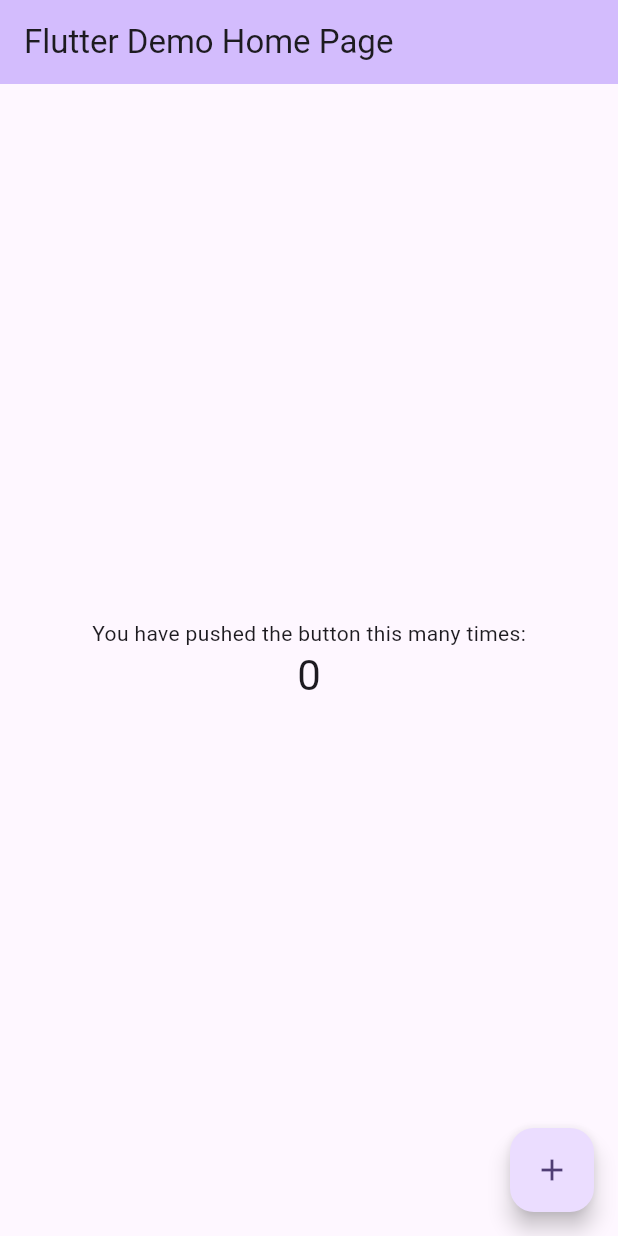
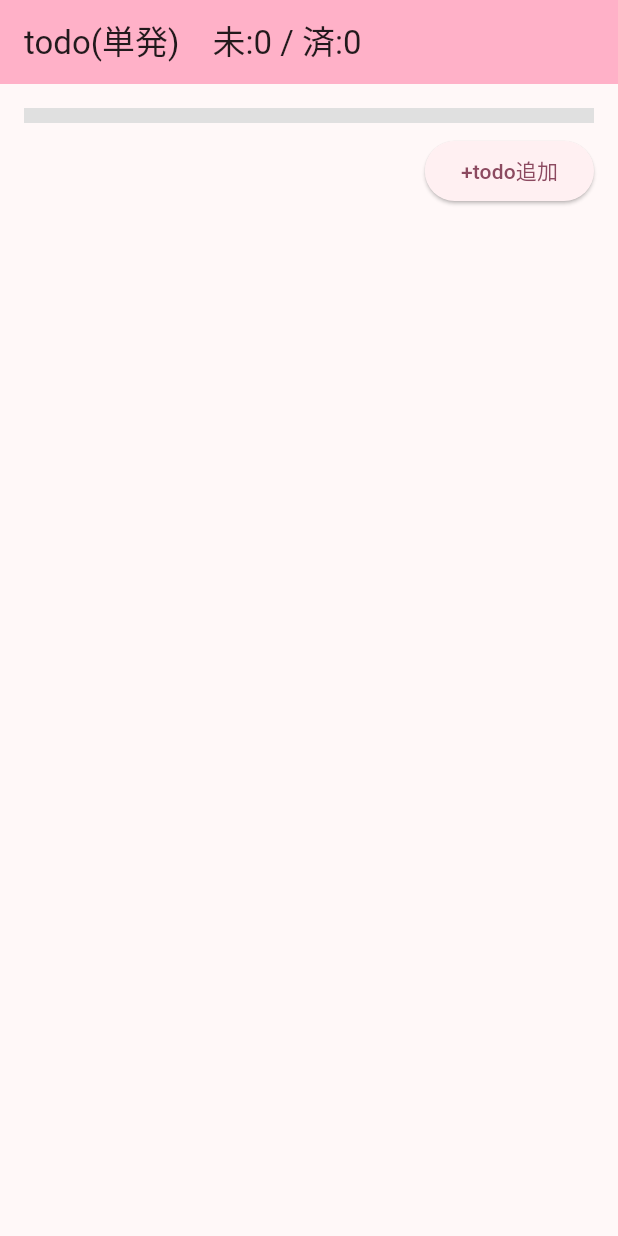
Before and after one commit to nicest414/todolist, a Flutter app: the screen it shows after launch, on a phone screen of 412 x 824 dp. Run offline on Flutter 3.47's test engine with Material 3 defaults, Android fonts, the phone set to English and light mode, and no system bars.

Commit message:
todo_single

```diff
--- a/lib/main.dart
+++ b/lib/main.dart
@@ -7,46 +7,20 @@
 class MyApp extends StatelessWidget {
   const MyApp({super.key});
 
-  // This widget is the root of your application.
   @override
   Widget build(BuildContext context) {
     return MaterialApp(
-      title: 'Flutter Demo',
+      title: 'Todo List',
       theme: ThemeData(
-        // This is the theme of your application.
-        //
-        // TRY THIS: Try running your application with "flutter run". You'll see
-        // the application has a purple toolbar. Then, without quitting the app,
-        // try changing the seedColor in the colorScheme below to Colors.green
-        // and then invoke "hot reload" (save your changes or press the "hot
-        // reload" button in a Flutter-supported IDE, or press "r" if you used
-        // the command line to start the app).
-        //
-        // Notice that the counter didn't reset back to zero; the application
-        // state is not lost during the reload. To reset the state, use hot
-        // restart instead.
-        //
-        // This works for code too, not just values: Most code changes can be
-        // tested with just a hot reload.
-        colorScheme: ColorScheme.fromSeed(seedColor: Colors.deepPurple),
+        colorScheme: ColorScheme.fromSeed(seedColor: Colors.black),
       ),
-      home: const MyHomePage(title: 'Flutter Demo Home Page'),
+      home: const MyHomePage(title: 'todo(単発)'),
     );
   }
 }
 
 class MyHomePage extends StatefulWidget {
   const MyHomePage({super.key, required this.title});
-
-  // This widget is the home page of your application. It is stateful, meaning
-  // that it has a State object (defined below) that contains fields that affect
-  // how it looks.
-
-  // This class is the configuration for the state. It holds the values (in this
-  // case the title) provided by the parent (in this case the App widget) and
-  // used by the build method of the State. Fields in a Widget subclass are
-  // always marked "final".
-
   final String title;
 
   @override
@@ -54,69 +28,144 @@
 }
 
 class _MyHomePageState extends State<MyHomePage> {
-  int _counter = 0;
+  // タスクをMapで管理（titleとisDone）
+  final List<Map<String, dynamic>> _todos = [];
+  final TextEditingController _controller = TextEditingController();
 
-  void _incrementCounter() {
+  // タスク追加
+  void _addTodo(String title) {
     setState(() {
-      // This call to setState tells the Flutter framework that something has
-      // changed in this State, which causes it to rerun the build method below
-      // so that the display can reflect the updated values. If we changed
-      // _counter without calling setState(), then the build method would not be
-      // called again, and so nothing would appear to happen.
-      _counter++;
+      _todos.add({'title': title, 'isDone': false});
+    });
+  }
+
+  void _removeTodo(int index) {
+    setState(() {
+      _todos.removeAt(index);
+    });
+  }
+
+  void _toggleDone(int index) {
+    setState(() {
+      _todos[index]['isDone'] = !_todos[index]['isDone'];
     });
   }
 
   @override
   Widget build(BuildContext context) {
-    // This method is rerun every time setState is called, for instance as done
-    // by the _incrementCounter method above.
-    //
-    // The Flutter framework has been optimized to make rerunning build methods
-    // fast, so that you can just rebuild anything that needs updating rather
-    // than having to individually change instances of widgets.
+    // チェック済みタスク数を計算
+    int doneCount = _todos.where((todo) => todo['isDone'] == true).length;
+    int totalCount = _todos.length;
+    int notDoneCount = totalCount - doneCount;
+
     return Scaffold(
       appBar: AppBar(
-        // TRY THIS: Try changing the color here to a specific color (to
-        // Colors.amber, perhaps?) and trigger a hot reload to see the AppBar
-        // change color while the other colors stay the same.
         backgroundColor: Theme.of(context).colorScheme.inversePrimary,
-        // Here we take the value from the MyHomePage object that was created by
-        // the App.build method, and use it to set our appbar title.
-        title: Text(widget.title),
+        // タイトルに未/済を表示
+        title: Text('todo(単発)　未:$notDoneCount / 済:$doneCount'),
       ),
-      body: Center(
-        // Center is a layout widget. It takes a single child and positions it
-        // in the middle of the parent.
+      body: Padding(
+        padding: const EdgeInsets.all(16.0),
         child: Column(
-          // Column is also a layout widget. It takes a list of children and
-          // arranges them vertically. By default, it sizes itself to fit its
-          // children horizontally, and tries to be as tall as its parent.
-          //
-          // Column has various properties to control how it sizes itself and
-          // how it positions its children. Here we use mainAxisAlignment to
-          // center the children vertically; the main axis here is the vertical
-          // axis because Columns are vertical (the cross axis would be
-          // horizontal).
-          //
-          // TRY THIS: Invoke "debug painting" (choose the "Toggle Debug Paint"
-          // action in the IDE, or press "p" in the console), to see the
-          // wireframe for each widget.
-          mainAxisAlignment: MainAxisAlignment.center,
-          children: <Widget>[
-            const Text('You have pushed the button this many times:'),
-            Text(
-              '$_counter',
-              style: Theme.of(context).textTheme.headlineMedium,
+          children: [
+            // プログレスバーを追加
+            LinearProgressIndicator(
+              value: totalCount == 0 ? 0 : doneCount / totalCount,
+              minHeight: 10,
+              backgroundColor: Colors.grey[300],
+              valueColor: const AlwaysStoppedAnimation<Color>(Colors.deepPurple),
+            ),
+            const SizedBox(height: 8),
+            Align(
+              alignment: Alignment.centerRight,
+              child: ElevatedButton(
+                onPressed: () async {
+                  final newTask = await Navigator.push<String>(
+                    context,
+                    MaterialPageRoute(builder: (context) => const AddTodoPage()),
+                  );
+                  if (newTask != null && newTask.isNotEmpty) {
+                    _addTodo(newTask);
+                  }
+                },
+                child: const Text('+todo追加'),
+              ),
+            ),
+            const SizedBox(height: 16),
+            Expanded(
+              child: ListView.builder(
+                itemCount: _todos.length,
+                itemBuilder: (context, index) {
+                  return ListTile(
+                    leading: Checkbox(
+                      value: _todos[index]['isDone'],
+                      onChanged: (_) => _toggleDone(index),
+                    ),
+                    title: Text(
+                      _todos[index]['title'],
+                      style: TextStyle(
+                        decoration: _todos[index]['isDone']
+                            ? TextDecoration.lineThrough
+                            : null,
+                      ),
+                    ),
+                    trailing: IconButton(
+                      icon: const Icon(Icons.delete),
+                      onPressed: () => _removeTodo(index),
+                      tooltip: '消去',
+                    ),
+                  );
+                },
+              ),
             ),
           ],
         ),
       ),
-      floatingActionButton: FloatingActionButton(
-        onPressed: _incrementCounter,
-        tooltip: 'Increment',
-        child: const Icon(Icons.add),
-      ), // This trailing comma makes auto-formatting nicer for build methods.
     );
   }
 }
+
+// 新しい画面のウィジェットを追加
+class AddTodoPage extends StatefulWidget {
+  const AddTodoPage({super.key});
+
+  @override
+  State<AddTodoPage> createState() => _AddTodoPageState();
+}
+
+class _AddTodoPageState extends State<AddTodoPage> {
+  final TextEditingController _controller = TextEditingController();
+
+  @override
+  Widget build(BuildContext context) {
+    return Scaffold(
+      appBar: AppBar(title: const Text('新しいタスク')),
+      body: Padding(
+        padding: const EdgeInsets.all(16.0),
+        child: Column(
+          children: [
+            TextField(
+              controller: _controller,
+              decoration: const InputDecoration(labelText: 'タスクを入力'),
+              autofocus: true,
+              onSubmitted: (value) {
+                if (value.isNotEmpty) {
+                  Navigator.pop(context, value);
+                }
+              },
+            ),
+            const SizedBox(height: 16),
+            ElevatedButton(
+              onPressed: () {
+                if (_controller.text.isNotEmpty) {
+                  Navigator.pop(context, _controller.text);
+                }
+              },
+              child: const Text('追加'),
+            ),
+          ],
+        ),
+      ),
+    );
+  }
+}
```
